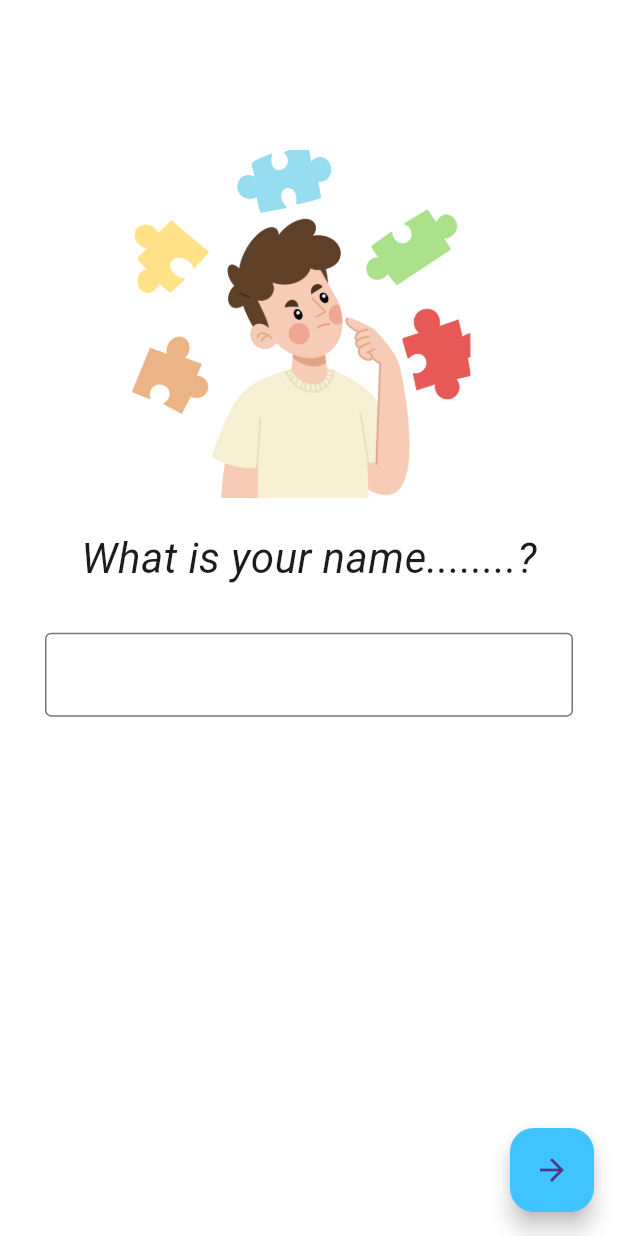
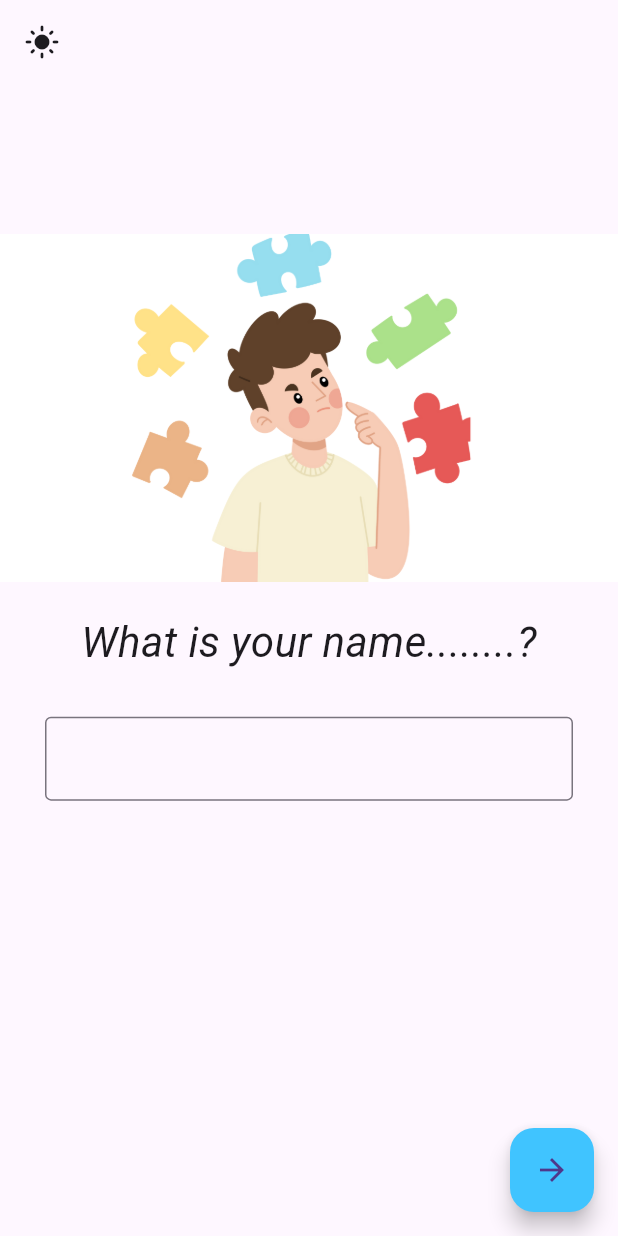
Before and after one commit to Nidhin-K-R/ToDo-app, a Flutter app: the Homescreen screen opened directly, on a phone screen of 412 x 824 dp. Run offline on Flutter 3.47's test engine with Material 3 defaults, Android fonts, the phone set to English and light mode, and no system bars.

Commit message:
implement modes

```diff
--- a/lib/screens/homescreen.dart
+++ b/lib/screens/homescreen.dart
@@ -1,4 +1,6 @@
 import 'package:flutter/material.dart';
+import 'package:provider/provider.dart';
+import 'package:to_do_app/practice/providerdemo.dart';
 import 'package:to_do_app/screens/mainscreen.dart';
 
 class Homescreen extends StatefulWidget {
@@ -8,10 +10,13 @@ class Homescreen extends StatefulWidget {
   State<Homescreen> createState() => _HomescreenState();
 }
 
+String? userName;
+
 class _HomescreenState extends State<Homescreen> {
   TextEditingController _controller = TextEditingController();
 
   bool _validate = false;
+  bool flag = false;
 
   @override
   Widget build(BuildContext context) {
@@ -20,6 +25,7 @@ class _HomescreenState extends State<Homescreen> {
         backgroundColor: Colors.lightBlueAccent,
         onPressed: () {
           setState(() {
+            userName = _controller.text;
             _validate = false;
             if (_controller.text.isNotEmpty) {
               Navigator.push(
@@ -31,7 +37,17 @@ class _HomescreenState extends State<Homescreen> {
         },
         child: Icon(Icons.arrow_forward),
       ),
-      backgroundColor: Colors.white,
+      // backgroundColor: Colors.white,
+      appBar: AppBar(
+        leading: Consumer<ProviderDemo>(
+            builder: (context, value, child) => IconButton(
+                onPressed: () {
+                  value.changing();
+                },
+                icon: value.mode
+                    ? Icon(Icons.dark_mode)
+                    : Icon(Icons.light_mode))),
+      ),
       body: SingleChildScrollView(
         padding: EdgeInsets.only(top: 100),
         child: Column(
```
